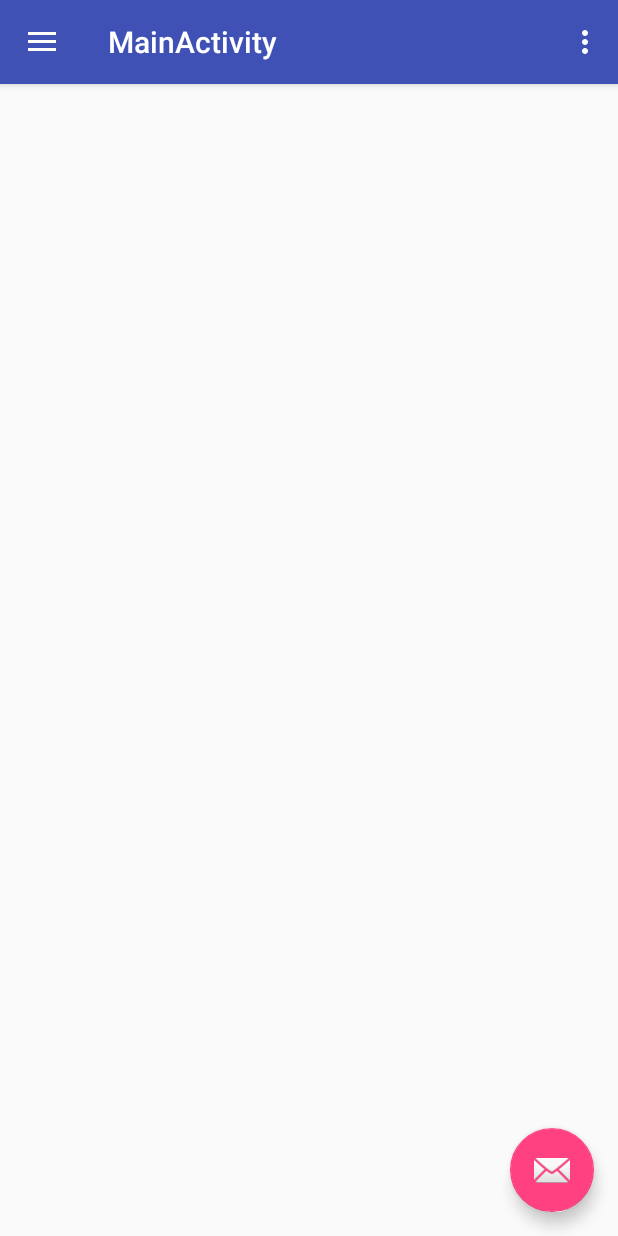
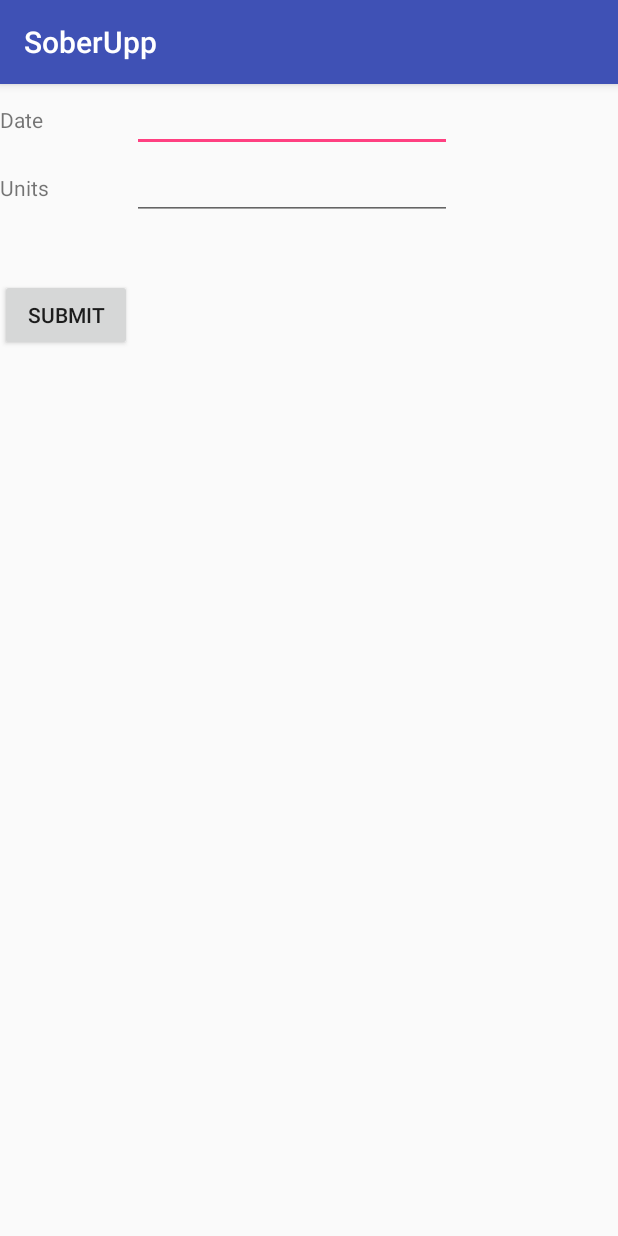
Before and after one commit to kkmonlee/SoberUpp, an Android app: the screen it shows after launch (MainActivity before the commit, AddData after it), after a tap on "Add Data", on a phone screen of 412 x 824 dp. Run offline under Robolectric (Android 15) with nearby library versions, the phone set to English and light mode, and no system bars; 1 other tap on this screen came first.

Commit message:
Added an 'Add Data' page and linked it to the homepage Tried a dataPicker to select date but failed Submit button gets the data from the page

```diff
--- a/app/src/main/AndroidManifest.xml
+++ b/app/src/main/AndroidManifest.xml
@@ -19,6 +19,7 @@
                 <category android:name="android.intent.category.LAUNCHER" />
             </intent-filter>
         </activity>
+        <activity android:name=".AddData"></activity>
     </application>
 
 </manifest>
--- /dev/null
+++ b/app/src/main/java/gauge/soberupp/AddData.java
@@ -0,0 +1,30 @@
+package gauge.soberupp;
+
+import android.app.DatePickerDialog;
+import android.content.Intent;
+import android.support.v7.app.AppCompatActivity;
+import android.os.Bundle;
+import android.view.View;
+import android.widget.Button;
+import android.widget.EditText;
+
+public class AddData extends AppCompatActivity {
+    DatePickerDialog datePickerDialog;
+
+    @Override
+    protected void onCreate(Bundle savedInstanceState) {
+        super.onCreate(savedInstanceState);
+        setContentView(R.layout.activity_add_data);
+        Intent intent = getIntent();
+    }
+
+    public void getData(View view){
+        Button submit = (Button) findViewById(R.id.submit);
+        final EditText selectedDate =  (EditText) findViewById(R.id.setDate);
+        String date = selectedDate.getText().toString();
+        final EditText unitsDrank = (EditText) findViewById(R.id.unitsInput);
+        int Units = Integer.parseInt(unitsDrank.getText().toString());
+        System.out.println(date);
+        System.out.println(Units);
+    }
+}
--- a/app/src/main/java/gauge/soberupp/MainActivity.java
+++ b/app/src/main/java/gauge/soberupp/MainActivity.java
@@ -1,5 +1,6 @@
 package gauge.soberupp;
 
+import android.content.Intent;
 import android.os.Bundle;
 import android.support.design.widget.FloatingActionButton;
 import android.support.design.widget.Snackbar;
@@ -74,6 +75,11 @@ public class MainActivity extends AppCompatActivity
         return super.onOptionsItemSelected(item);
     }
 
+    public void goToAddData() {
+        Intent intent = new Intent(this, AddData.class);
+        startActivity(intent);
+    }
+
     @SuppressWarnings("StatementWithEmptyBody")
     @Override
     public boolean onNavigationItemSelected(MenuItem item) {
@@ -81,7 +87,7 @@ public class MainActivity extends AppCompatActivity
         int id = item.getItemId();
 
         if (id == R.id.nav_inputData) {
-            // Handle the camera action
+            goToAddData();
         } else if (id == R.id.nav_soberDiary) {
 
         } else if (id == R.id.nav_graphs) {
--- /dev/null
+++ b/app/src/main/res/layout/activity_add_data.xml
@@ -0,0 +1,80 @@
+<?xml version="1.0" encoding="utf-8"?>
+<android.support.constraint.ConstraintLayout xmlns:android="http://schemas.android.com/apk/res/android"
+    xmlns:app="http://schemas.android.com/apk/res-auto"
+    xmlns:tools="http://schemas.android.com/tools"
+    android:layout_width="match_parent"
+    android:layout_height="match_parent"
+    tools:context="gauge.soberupp.AddData">
+
+    <TableLayout
+        android:layout_width="368dp"
+        android:layout_height="495dp"
+        tools:layout_editor_absoluteX="8dp"
+        tools:layout_editor_absoluteY="8dp">
+
+        <TableRow
+            android:layout_width="match_parent"
+            android:layout_height="match_parent" >
+
+            <TextView
+                android:id="@+id/textView"
+                android:layout_width="wrap_content"
+                android:layout_height="wrap_content"
+                android:text="Date" />
+
+            <EditText
+                android:id="@+id/setDate"
+                android:layout_width="wrap_content"
+                android:layout_height="wrap_content" />
+
+        </TableRow>
+
+        <TableRow
+            android:layout_width="match_parent"
+            android:layout_height="match_parent" >
+
+            <TextView
+                android:id="@+id/textView2"
+                android:layout_width="wrap_content"
+                android:layout_height="wrap_content"
+                android:text="Units" />
+
+            <EditText
+                android:id="@+id/unitsInput"
+                android:layout_width="wrap_content"
+                android:layout_height="wrap_content"
+                android:ems="10"
+                android:inputType="number" />
+
+        </TableRow>
+
+        <TableRow
+            android:layout_width="match_parent"
+            android:layout_height="match_parent">
+
+            <TextView
+                android:id="@+id/message"
+                android:layout_width="wrap_content"
+                android:layout_height="wrap_content"
+                android:paddingBottom="10dp"
+                android:paddingTop="10dp" />
+        </TableRow>
+
+        <TableRow
+            android:layout_width="match_parent"
+            android:layout_height="match_parent"
+            android:gravity="top|bottom|left|right">
+
+            <Button
+                android:id="@+id/submit"
+                android:layout_width="wrap_content"
+                android:layout_height="wrap_content"
+                android:onClick="getData"
+                android:text="Submit" />
+        </TableRow>
+
+        <TableRow
+            android:layout_width="match_parent"
+            android:layout_height="match_parent" />
+    </TableLayout>
+</android.support.constraint.ConstraintLayout>
```
